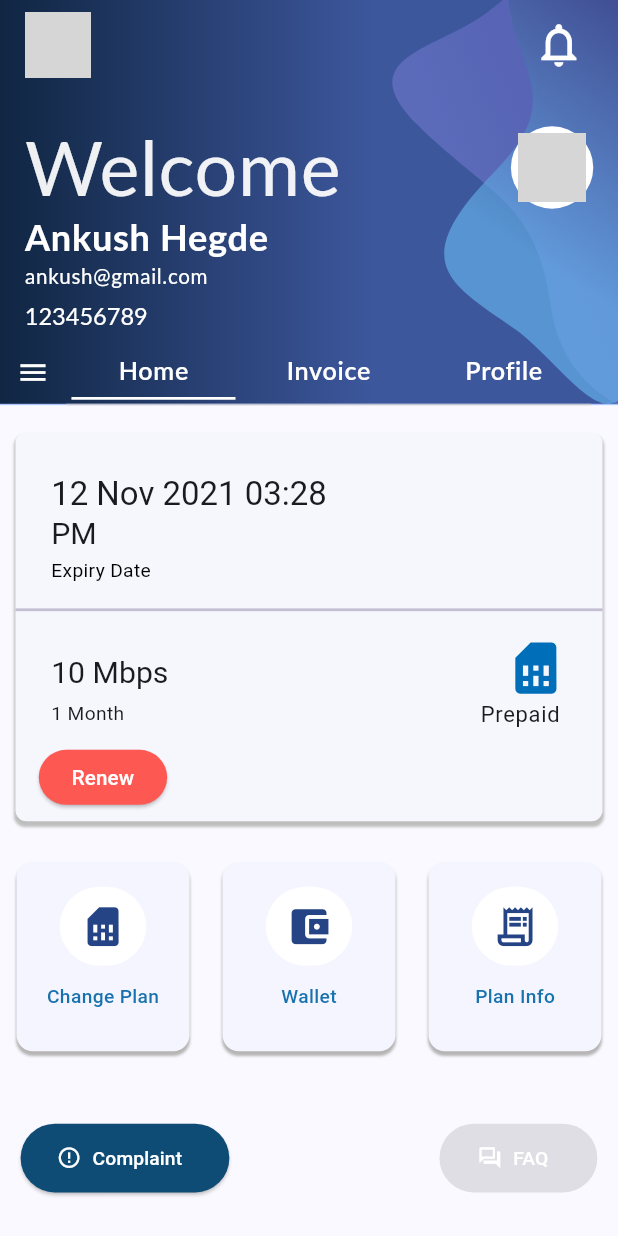
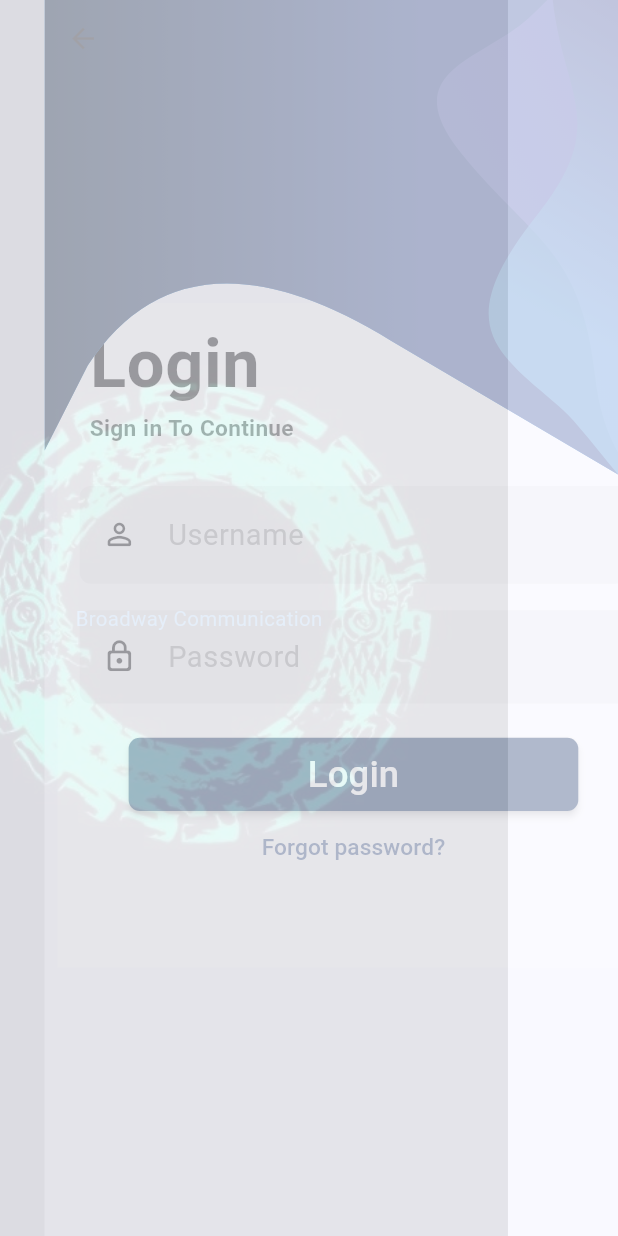
Before and after one commit to Broadway-Communications/Flutter-Application, a Flutter app: the first screen one second after launch, on a phone screen of 412 x 824 dp. Run offline on Flutter 3.47's test engine with Material 2 defaults, Android fonts, the phone set to English and light mode, and no system bars; our stand-ins replace auto_route, device_preview, dropdown_button2, flutter_rating_bar, flutter_screenutil, google_fonts and 1 more; Roboto replaces fonts that are missing (Lato); grey boxes are pictures that could not be loaded.

Commit message:
Add Login Page

```diff
--- a/lib/app/router/app_router.dart
+++ b/lib/app/router/app_router.dart
@@ -4,7 +4,9 @@ import 'package:unicorn/app/views/home_page.dart';
 import 'package:unicorn/app/views/invoice_page.dart';
 import 'package:unicorn/app/views/profile_page.dart';
 import 'package:unicorn/app/views/app.dart';
+import 'package:unicorn/app/views/login.dart';
 import 'package:unicorn/app/views/complaint_history_page.dart';
+import 'package:unicorn/app/views/splash_screen.dart';
 import 'package:unicorn/app/views/invoice_history_page.dart';
 part 'app_router.gr.dart';
 
@@ -13,11 +15,39 @@ class AppRouter extends _$AppRouter {
   static List<AutoRoute>? route;
   @override
   List<AutoRoute> get routes => [
-        AutoRoute(page: InitialRoute.page, path: '/', initial: true, children: [
-          AutoRoute(page: HomeRoute.page, path: 'homePage'),
-          AutoRoute(page: InvoiceRoute.page, path: 'invoicePage'),
-          AutoRoute(page: ProfileRoute.page, path: 'profilePage'),
-        ]),
+        AutoRoute(page: SplashRoute.page, path: '/', initial: true),
+        CustomRoute(
+          page: LoginRoute.page,
+          path: '/loginPage',
+          initial: false,
+          durationInMilliseconds: 700,
+          transitionsBuilder: (context, animation, secondaryAnimation, child) {
+            return SlideTransition(
+              position: animation.drive(
+                  Tween(begin: const Offset(1, 0), end: Offset.zero)
+                      .chain(CurveTween(curve: Curves.easeIn))),
+              child: child,
+            );
+          },
+        ),
+        CustomRoute(
+          page: InitialRoute.page,
+          path: '/mainPage',
+          children: [
+            AutoRoute(page: HomeRoute.page, path: 'homePage'),
+            AutoRoute(page: InvoiceRoute.page, path: 'invoicePage'),
+            AutoRoute(page: ProfileRoute.page, path: 'profilePage'),
+          ],
+          durationInMilliseconds: 500,
+          transitionsBuilder: (context, animation, secondaryAnimation, child) {
+            return SlideTransition(
+              position: animation.drive(
+                  Tween(begin: const Offset(1, 0), end: Offset.zero)
+                      .chain(CurveTween(curve: Curves.easeIn))),
+              child: child,
+            );
+          },
+        ),
         CustomRoute(
           page: ComplaintHistoryRoute.page,
           path: '/complaintHistoryPage',
--- a/lib/app/views/invoice_history_page.dart
+++ b/lib/app/views/invoice_history_page.dart
@@ -1,6 +1,8 @@
+import 'package:auto_route/auto_route.dart';
 import 'package:flutter/material.dart';
 import 'package:flutter/services.dart';
 
+@RoutePage()
 class InvoiceHistoryPage extends StatelessWidget {
   const InvoiceHistoryPage({Key? key}) : super(key: key);
 
--- /dev/null
+++ b/lib/app/views/login.dart
@@ -0,0 +1,219 @@
+import 'package:auto_route/auto_route.dart';
+import 'package:flutter/material.dart';
+import 'package:flutter_screenutil/flutter_screenutil.dart';
+import 'package:responsive_framework/responsive_framework.dart';
+import 'package:unicorn/app/router/app_router.dart';
+import 'package:unicorn/app/widgets/app_bar_background.dart';
+
+@RoutePage()
+class LoginPage extends StatefulWidget {
+  const LoginPage({super.key});
+
+  @override
+  State<LoginPage> createState() => _LoginPageState();
+}
+
+class _LoginPageState extends State<LoginPage> {
+  final GlobalKey<FormState> _formKey = GlobalKey<FormState>();
+  @override
+  Widget build(BuildContext context) {
+    final size = MediaQuery.of(context).size;
+    return Scaffold(
+      extendBodyBehindAppBar: true,
+      appBar: PreferredSize(
+        preferredSize: Size.fromHeight(354.h),
+        child: ClipPath(
+          clipper: WaveClipper(),
+          child: AppBar(
+            backgroundColor: Colors.blue,
+            flexibleSpace: CustomPaint(
+              painter: AppBarBackground(),
+              size: Size(MediaQuery.of(context).size.width,
+                  (MediaQuery.of(context).size.width)),
+            ),
+          ),
+        ),
+      ),
+      body: ResponsiveScaledBox(
+        width: 490.w,
+        child: SingleChildScrollView(
+          child: Container(
+            padding: EdgeInsets.all(12),
+            height: size.height,
+            child: Align(
+              alignment: Alignment(0.w, 0.9.h),
+              child: Container(
+                height: size.height * 0.67,
+                padding: const EdgeInsets.all(12),
+                color: Colors.white,
+                child: Column(
+                  crossAxisAlignment: CrossAxisAlignment.start,
+                  children: [
+                    Padding(
+                      padding: const EdgeInsets.symmetric(horizontal: 17),
+                      child: Column(
+                        crossAxisAlignment: CrossAxisAlignment.start,
+                        children: [
+                          Text(
+                            'Login',
+                            style: TextStyle(
+                                fontSize: 53.sp,
+                                letterSpacing: 0.5.sp,
+                                color: Colors.black,
+                                fontWeight: FontWeight.w600),
+                          ),
+                          Text(
+                            'Sign in To Continue',
+                            style: TextStyle(
+                                fontSize: 18.sp,
+                                wordSpacing: 0.5.sp,
+                                color: Colors.black.withAlpha(238),
+                                fontWeight: FontWeight.w600),
+                          ),
+                        ],
+                      ),
+                    ),
+                    SizedBox(
+                      height: 29.h,
+                    ),
+                    Form(
+                      key: _formKey,
+                      child: FormField(
+                        builder: (field) {
+                          return Column(
+                            children: [
+                              Padding(
+                                padding: const EdgeInsets.all(8.0)
+                                    .copyWith(bottom: 12),
+                                child: Container(
+                                  // height: 76.h,
+                                  padding: const EdgeInsets.symmetric(
+                                      horizontal: 20, vertical: 2),
+                                  decoration: BoxDecoration(
+                                    borderRadius: BorderRadius.circular(10),
+                                    color: Color.alphaBlend(
+                                        Colors.black.withOpacity(0.05),
+                                        Colors.white),
+                                  ),
+                                  child: TextFormField(
+                                    style: TextStyle(fontSize: 22.sp),
+                                    decoration: InputDecoration(
+                                        icon: const Icon(
+                                            Icons.person_outline_rounded,
+                                            size: 32,
+                                            color: Colors.black),
+                                        labelText: 'Username',
+                                        labelStyle: TextStyle(
+                                            fontSize: 23.sp,
+                                            color: Colors.grey),
+                                        border: InputBorder.none,
+                                        contentPadding: const EdgeInsets.all(12)
+                                            .copyWith(bottom: 18, top: 5),
+                                        iconColor: Colors.grey),
+                                  ),
+                                ),
+                              ),
+                              Padding(
+                                padding:
+                                    const EdgeInsets.all(8.0).copyWith(top: 12),
+                                child: Container(
+                                  padding: const EdgeInsets.symmetric(
+                                      horizontal: 20, vertical: 1),
+                                  decoration: BoxDecoration(
+                                    borderRadius: BorderRadius.circular(10),
+                                    color: Color.alphaBlend(
+                                        Colors.black.withOpacity(0.05),
+                                        Colors.white),
+                                  ),
+                                  child: TextFormField(
+                                    style: TextStyle(fontSize: 21.sp),
+                                    obscureText: true,
+                                    decoration: InputDecoration(
+                                        icon: const Icon(
+                                          Icons.lock_outline_rounded,
+                                          size: 32,
+                                          color: Colors.black,
+                                        ),
+                                        labelText: 'Password',
+                                        labelStyle: TextStyle(
+                                            fontSize: 23.sp,
+                                            color: Colors.grey),
+                                        border: InputBorder.none,
+                                        contentPadding: const EdgeInsets.all(12)
+                                            .copyWith(bottom: 18, top: 5),
+                                        iconColor: Colors.grey),
+                                  ),
+                                ),
+                              ),
+                              Padding(
+                                padding:
+                                    const EdgeInsets.all(8.0).copyWith(top: 23),
+                                child: ElevatedButton(
+                                    style: ElevatedButton.styleFrom(
+                                      elevation: 2,
+                                      backgroundColor:
+                                          const Color.fromARGB(255, 7, 39, 87),
+                                      shape: RoundedRectangleBorder(
+                                          borderRadius:
+                                              BorderRadius.circular(10)),
+                                    ),
+                                    onPressed: () =>
+                                        context.router.pushAndPopUntil(
+                                          const InitialRoute(),
+                                          predicate: (route) => false,
+                                        ),
+                                    child: SizedBox(
+                                      width: size.width * 0.8,
+                                      height: size.height * 0.074,
+                                      child: Center(
+                                        child: Text(
+                                          'Login',
+                                          style: TextStyle(
+                                              color: Colors.white,
+                                              fontSize: 29.sp),
+                                        ),
+                                      ),
+                                    )),
+                              ),
+                              TextButton(
+                                  onPressed: () {},
+                                  child: Text(
+                                    "Forgot password?",
+                                    style: TextStyle(fontSize: 18.sp),
+                                  ))
+                            ],
+                          );
+                        },
+                        autovalidateMode: AutovalidateMode.always,
+                      ),
+                    )
+                  ],
+                ),
+              ),
+            ),
+          ),
+        ),
+      ),
+    );
+  }
+}
+
+class WaveClipper extends CustomClipper<Path> {
+  @override
+  Path getClip(Size size) {
+    var path = Path();
+    path.lineTo(0, size.height * 0.9);
+    path.lineTo(size.width * 0.07, size.height * 0.73);
+    final p0 = Offset(size.width * 0.23, size.height * 0.43);
+    final p1 = Offset(size.width * 0.56, size.height * 0.68);
+    path.quadraticBezierTo(p0.dx, p0.dy, p1.dx, p1.dy);
+    path.lineTo(size.width, size.height);
+    path.lineTo(size.width, 0);
+    path.close();
+    return path;
+  }
+
+  @override
+  bool shouldReclip(covariant CustomClipper<Path> oldClipper) =>
+      oldClipper != this;
+}
--- /dev/null
+++ b/lib/app/views/splash_screen.dart
@@ -0,0 +1,85 @@
+import 'package:auto_route/auto_route.dart';
+import 'package:flutter/material.dart';
+import 'package:flutter_screenutil/flutter_screenutil.dart';
+import 'package:unicorn/app/router/app_router.dart';
+
+@RoutePage()
+class SplashScreen extends StatefulWidget {
+  const SplashScreen({super.key});
+
+  @override
+  State<SplashScreen> createState() => _SplashScreenState();
+}
+
+class _SplashScreenState extends State<SplashScreen>
+    with SingleTickerProviderStateMixin {
+  late Animation<double> animation;
+  late AnimationController controller;
+
+  @override
+  void initState() {
+    super.initState();
+    controller = AnimationController(
+        vsync: this, duration: const Duration(milliseconds: 600));
+    animation =
+        Tween<double>(begin: 0, end: 90 * (3.14 / 180)).animate(controller);
+    controller.forward(from: 0);
+    delayedTransition();
+  }
+
+  Future<dynamic> delayedTransition() async {
+    await Future.delayed(Duration(milliseconds: 700));
+    context.router.pushAndPopUntil(LoginRoute(),
+        predicate: (Route<dynamic> route) => true);
+  }
+
+  @override
+  void dispose() {
+    controller.dispose();
+    super.dispose();
+  }
+
+  @override
+  Widget build(BuildContext context) {
+    return Scaffold(
+        backgroundColor: Colors.black,
+        body: Center(
+            child: Stack(
+          children: [
+            AnimatedBuilder(
+              builder: (context, child) {
+                return Transform.rotate(
+                  angle: animation.value,
+                  child: Align(
+                    alignment: const Alignment(0, 0),
+                    child: Image.asset('assets/oroboros.jpg'),
+                  ),
+                );
+              },
+              animation: animation,
+            ),
+            Positioned(
+              top: 20,
+              bottom: 20,
+              right: 20,
+              left: 20,
+              child: Align(
+                alignment: Alignment(0, 0),
+                child: AnimatedCrossFade(
+                  firstChild: const SizedBox(),
+                  secondChild: Text(
+                    "Broadway Communication",
+                    style: TextStyle(
+                      fontSize: 13.sp,
+                      color: Colors.blue,
+                    ),
+                  ),
+                  duration: Duration(milliseconds: 650),
+                  crossFadeState: CrossFadeState.showSecond,
+                ),
+              ),
+            ),
+          ],
+        )));
+  }
+}
--- a/lib/app/widgets/navigation_drawer.dart
+++ b/lib/app/widgets/navigation_drawer.dart
@@ -18,7 +18,6 @@ class _NavDrawerState extends State<NavDrawer> {
     return SizedBox(
       width: size.width * 0.85,
       height: size.height,
-      child: Drawer(
       child: Container(
         width: size.width * 0.43,
         decoration: const BoxDecoration(
@@ -44,7 +43,8 @@ class _NavDrawerState extends State<NavDrawer> {
                       onPressed: () =>
                           context.router.push(const ComplaintHistoryRoute()),
                       disabled: false),
-                    listItems(Icons.currency_exchange_outlined, 'Invoice History'),
+                  listItems(
+                      Icons.currency_exchange_outlined, 'Invoice History'),
                   listItems(Icons.sell_outlined, 'Promo Offers'),
                   listItems(Icons.language_outlined, 'Open in Browser'),
                   const MyContainer(),
@@ -64,7 +64,6 @@ class _NavDrawerState extends State<NavDrawer> {
               ),
             ),
           ],
-          ),
         ),
       ),
     );
--- a/lib/main.dart
+++ b/lib/main.dart
@@ -8,7 +8,7 @@ import 'package:flutter_screenutil/flutter_screenutil.dart';
 void main() async {
   await ScreenUtil.ensureScreenSize();
   runApp(DevicePreview(
-    enabled: true,
+    enabled: false,
     builder: (context) => const MyApp(),
   ));
   SystemChrome.setSystemUIOverlayStyle(const SystemUiOverlayStyle(
@@ -43,6 +43,7 @@ class MyApp extends StatelessWidget {
         );
       },
       theme: ThemeData(
+        canvasColor: Theme.of(context).colorScheme.surfaceVariant,
         colorScheme: ColorScheme.fromSeed(seedColor: const Color(0xFF1F3660)),
         useMaterial3: true,
       ),
--- a/pubspec.yaml
+++ b/pubspec.yaml
@@ -41,6 +41,7 @@ dependencies:
   flutter_screenutil: ^5.8.4
   google_fonts: ^5.1.0
   flutter_rating_bar: ^4.0.1
+  dropdown_button2: ^2.3.7
 
 dev_dependencies:
   flutter_test:
@@ -70,8 +71,8 @@ flutter:
   uses-material-design: true
 
   # To add assets to your application, add an assets section, like this:
-  # assets:
-  #   - assets/
+  assets:
+    - assets/
 
   # An image asset can refer to one or more resolution-specific "variants", see
   # https://flutter.dev/assets-and-images/#resolution-aware
```
Also changed, not shown: lib/app/views/profile_page.dart (+15 -6 lines), lib/app/widgets/register_complaint_pop_up.dart (+56 -23 lines), assets/oroboros.jpg (added), lib/app/router/app_router.gr.dart. Lines whose indentation alone changed are shown as unchanged.
